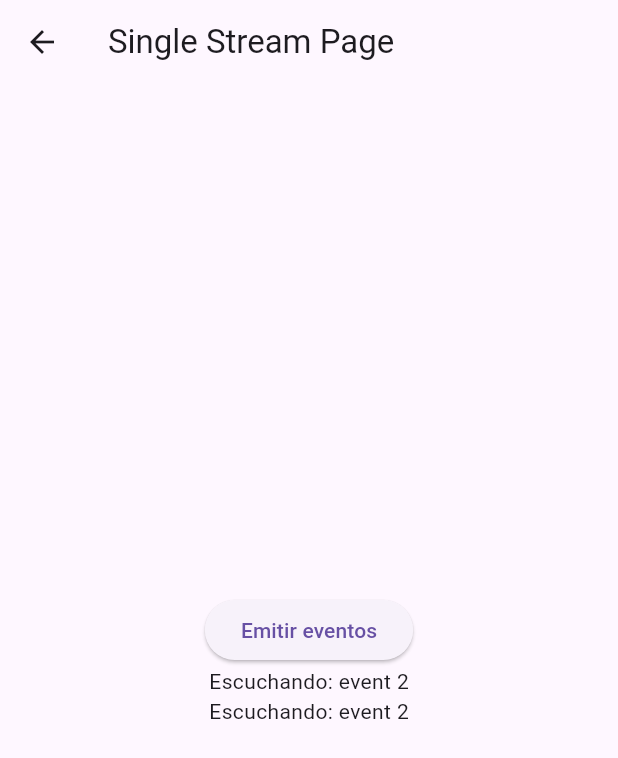
After one commit to fr4nsgallegos/firebaseConn2G10, a Flutter app: the BroadcastStreamPage screen opened directly, after a tap on "Emitir eventos", on a phone screen of 412 x 824 dp. The commit adds this screen. Shown: the top 758 px of the screen. Run offline on Flutter 3.47's test engine with Material 3 defaults, Android fonts, the phone set to English and light mode, and no system bars; our stand-ins replace cloud_firestore, firebase_core; accounts and stored records are empty.

Commit message:
broadcast

```diff
--- /dev/null
+++ b/lib/pages/broadcast_stream_page.dart
@@ -0,0 +1,76 @@
+import 'dart:async';
+
+import 'package:flutter/material.dart';
+
+class BroadcastStreamPage extends StatefulWidget {
+  @override
+  State<BroadcastStreamPage> createState() => _BroadcastStreamPageState();
+}
+
+class _BroadcastStreamPageState extends State<BroadcastStreamPage> {
+  //CREANDO STREAMCONTROLLER EN MODO BROADCAST
+  final StreamController<String> _controller =
+      StreamController<String>.broadcast();
+
+  @override
+  void dispose() {
+    _controller.close();
+    // TODO: implement dispose
+    super.dispose();
+  }
+
+  void emitEvents() {
+    _controller.add("event 1");
+    _controller.add("event 2");
+    // _controller.add("event 3");
+  }
+
+  @override
+  Widget build(BuildContext context) {
+    return Scaffold(
+      appBar: AppBar(
+        title: Text("Single Stream Page"),
+      ),
+      body: Center(
+        child: Column(
+          mainAxisAlignment: MainAxisAlignment.center,
+          children: [
+            ElevatedButton(
+              onPressed: () {
+                emitEvents();
+              },
+              child: Text("Emitir eventos"),
+            ),
+            StreamListenerWidget(_controller), //primer oyente
+            StreamListenerWidget(_controller), //segund oyente
+          ],
+        ),
+      ),
+    );
+  }
+}
+
+class StreamListenerWidget extends StatelessWidget {
+  final StreamController<String> controller;
+  StreamListenerWidget(this.controller);
+
+  @override
+  Widget build(BuildContext context) {
+    return Center(
+      child: StreamBuilder(
+        stream: controller.stream,
+        builder: (BuildContext context, AsyncSnapshot snapshot) {
+          if (snapshot.connectionState == ConnectionState.waiting) {
+            return CircularProgressIndicator();
+          } else if (snapshot.hasError) {
+            return Text("error: ${snapshot.error}");
+          } else if (snapshot.hasData) {
+            return Text("Escuchando: ${snapshot.data}");
+          } else {
+            return Text("No hay eventos ");
+          }
+        },
+      ),
+    );
+  }
+}
--- a/lib/pages/home_page.dart
+++ b/lib/pages/home_page.dart
@@ -1,7 +1,8 @@
 import 'package:cloud_firestore/cloud_firestore.dart';
 import 'package:firebaseconn2/models/user_model.dart';
+import 'package:firebaseconn2/pages/broadcast_stream_page.dart';
 import 'package:firebaseconn2/pages/future_list_page.dart';
-import 'package:firebaseconn2/pages/stream_page.dart';
+import 'package:firebaseconn2/pages/single_stream_page.dart';
 import 'package:flutter/material.dart';
 
 class HomePage extends StatelessWidget {
@@ -140,7 +141,18 @@ class HomePage extends StatelessWidget {
                   ),
                 );
               },
-              child: Text("Stream page "),
+              child: Text("SINGLE Stream page "),
+            ),
+            ElevatedButton(
+              onPressed: () {
+                Navigator.push(
+                  context,
+                  MaterialPageRoute(
+                    builder: (context) => BroadcastStreamPage(),
+                  ),
+                );
+              },
+              child: Text("BROADCAST Stream page "),
             ),
           ],
         ),
--- a/lib/pages/stream_page.dart
+++ b/lib/pages/single_stream_page.dart
@@ -34,7 +34,7 @@ class _StreamPageState extends State<StreamPage> {
         child: Icon(Icons.add),
       ),
       appBar: AppBar(
-        title: Text("Stream Page"),
+        title: Text("Single Stream Page"),
       ),
       body: Center(
         child: StreamBuilder(
```
